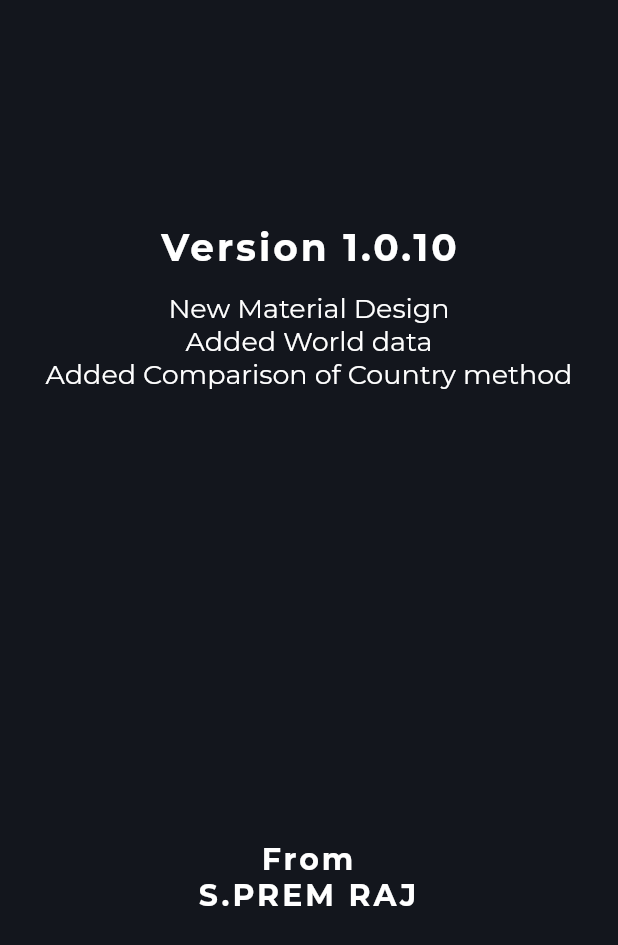
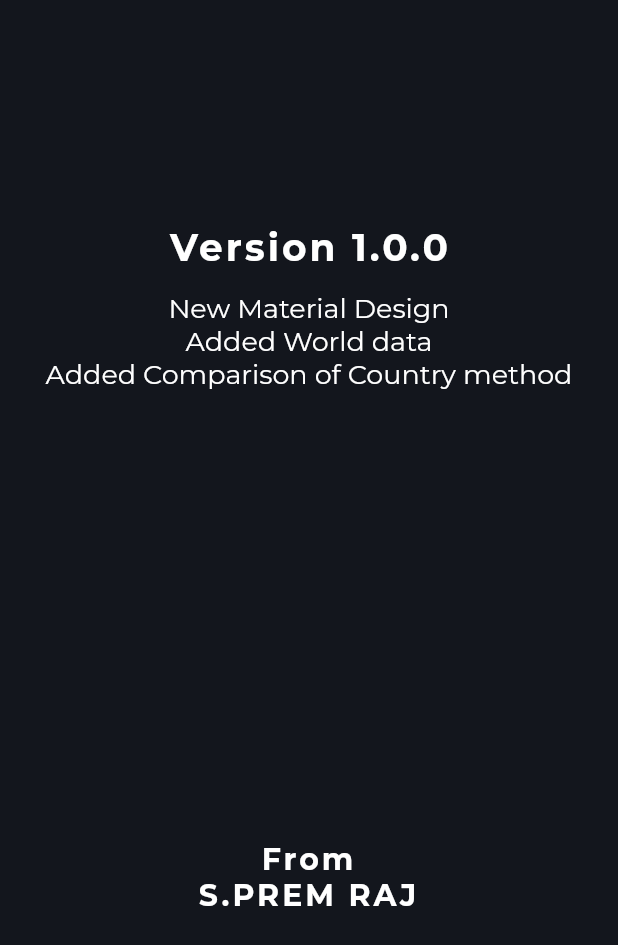
Before and after one commit to Premmmm/COVID-19-Tracker-Flutter, a Flutter app: the InfoScreen screen opened directly, on a phone screen of 412 x 824 dp. Shown: the top 945 px of the screen. Run offline on Flutter 3.47's test engine with Material 2 defaults, Android fonts, the phone set to English and light mode, and no system bars; our stand-ins replace fluttertoast, google_fonts, package_info, vibration; network calls fail.

Commit message:
Improved functionality

```diff
--- a/lib/screens/info_screen.dart
+++ b/lib/screens/info_screen.dart
@@ -1,8 +1,29 @@
 import 'package:flutter/material.dart';
 import 'package:covid19tracker2/services/constants.dart';
 import 'package:google_fonts/google_fonts.dart';
+import 'package:package_info/package_info.dart';
 
-class InfoScreen extends StatelessWidget {
+class InfoScreen extends StatefulWidget {
+  @override
+  _InfoScreenState createState() => _InfoScreenState();
+}
+
+class _InfoScreenState extends State<InfoScreen> {
+  String version;
+
+  @override
+  void initState() {
+    super.initState();
+    getInfo();
+  }
+
+  Future<void> getInfo() async {
+    PackageInfo packageInfo = await PackageInfo.fromPlatform();
+    setState(() {
+      version = packageInfo.version;
+    });
+  }
+
   @override
   Widget build(BuildContext context) {
     return Scaffold(
@@ -14,7 +35,7 @@ class InfoScreen extends StatelessWidget {
             SizedBox(height: 150),
             Center(
               child: Text(
-                'Version 1.0.10',
+                'Version $version',
                 style: GoogleFonts.montserrat(
                     fontSize: 25,
                     color: Colors.white,
@@ -22,9 +43,7 @@ class InfoScreen extends StatelessWidget {
                     letterSpacing: 2),
               ),
             ),
-            SizedBox(
-              height: 15,
-            ),
+            const SizedBox(height: 15),
             Column(
               children: <Widget>[
                 Center(
@@ -50,9 +69,7 @@ class InfoScreen extends StatelessWidget {
                 ),
               ],
             ),
-            SizedBox(
-              height: 300,
-            ),
+            const SizedBox(height: 300),
             Center(
                 child: Text(
               'From\nS.PREM RAJ',
--- a/pubspec.yaml
+++ b/pubspec.yaml
@@ -10,9 +10,11 @@ dependencies:
   flutter:
     sdk: flutter
   cupertino_icons: ^1.0.2
-  flutter_spinkit: ^5.0.0
   google_fonts: ^1.1.2
   http: ^0.12.1
+  fluttertoast: ^8.0.3
+  vibration: ^1.7.3
+  package_info: ^0.4.3+4
 
 dev_dependencies:
   flutter_test:
```
Also changed, not shown: lib/screens/AllScreens.dart (+42 -12 lines), lib/screens/data_screen.dart (+51 -61 lines), pubspec.lock, 2 other files.
